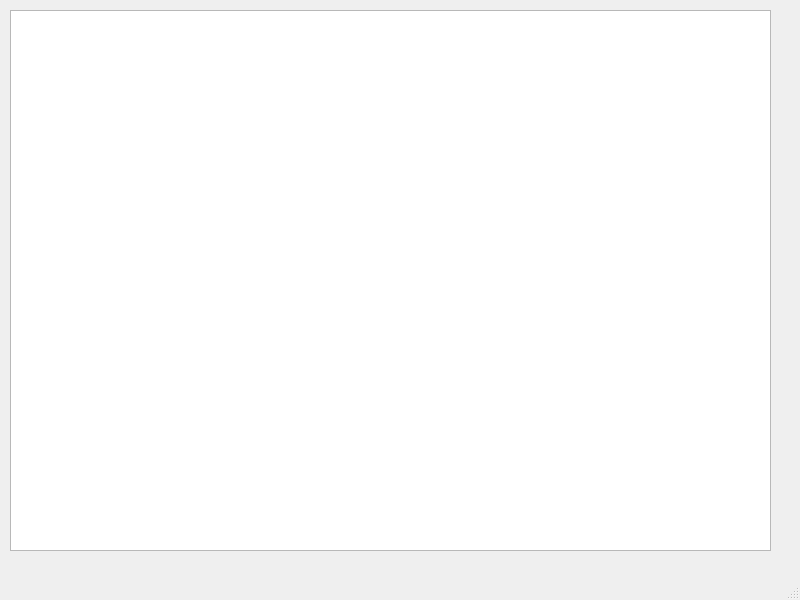
This is elevator.ui in MaksS7/Elevator as Qt 5 draws it before an edit. The edited form follows.
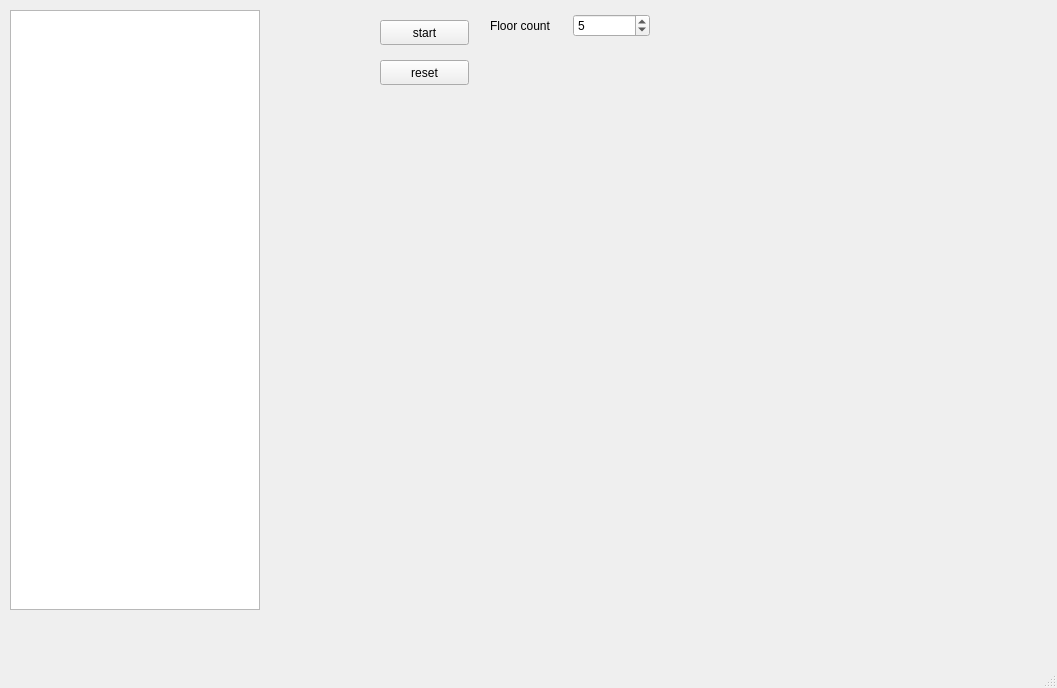
This is the edited form.

What changed in the file:
```diff
--- a/elevator.ui
+++ b/elevator.ui
@@ -6,23 +6,115 @@
    <rect>
     <x>0</x>
     <y>0</y>
-    <width>800</width>
-    <height>600</height>
+    <width>1057</width>
+    <height>688</height>
    </rect>
   </property>
   <property name="windowTitle">
    <string>Elevator</string>
   </property>
   <widget class="QWidget" name="centralwidget">
+   <widget class="QPushButton" name="btnStart">
+    <property name="geometry">
+     <rect>
+      <x>380</x>
+      <y>20</y>
+      <width>89</width>
+      <height>25</height>
+     </rect>
+    </property>
+    <property name="text">
+     <string>start</string>
+    </property>
+   </widget>
+   <widget class="QPushButton" name="btnReset">
+    <property name="geometry">
+     <rect>
+      <x>380</x>
+      <y>60</y>
+      <width>89</width>
+      <height>25</height>
+     </rect>
+    </property>
+    <property name="text">
+     <string>reset</string>
+    </property>
+   </widget>
    <widget class="QGraphicsView" name="graphicsView">
     <property name="geometry">
      <rect>
       <x>10</x>
       <y>10</y>
-      <width>761</width>
-      <height>541</height>
+      <width>250</width>
+      <height>600</height>
      </rect>
     </property>
+    <property name="sizePolicy">
+     <sizepolicy hsizetype="Fixed" vsizetype="Fixed">
+      <horstretch>0</horstretch>
+      <verstretch>0</verstretch>
+     </sizepolicy>
+    </property>
+    <property name="sceneRect">
+     <rectf>
+      <x>0.000000000000000</x>
+      <y>0.000000000000000</y>
+      <width>100.000000000000000</width>
+      <height>100.000000000000000</height>
+     </rectf>
+    </property>
+    <property name="alignment">
+     <set>Qt::AlignLeading|Qt::AlignLeft|Qt::AlignTop</set>
+    </property>
+   </widget>
+   <widget class="QWidget" name="verticalLayoutWidget_2">
+    <property name="geometry">
+     <rect>
+      <x>280</x>
+      <y>100</y>
+      <width>160</width>
+      <height>201</height>
+     </rect>
+    </property>
+    <layout class="QVBoxLayout" name="verticalLayout_2"/>
+   </widget>
+   <widget class="QWidget" name="horizontalLayoutWidget">
+    <property name="geometry">
+     <rect>
+      <x>490</x>
+      <y>10</y>
+      <width>160</width>
+      <height>31</height>
+     </rect>
+    </property>
+    <layout class="QHBoxLayout" name="horizontalLayout">
+     <item>
+      <widget class="QLabel" name="labelFloorCount">
+       <property name="text">
+        <string>Floor count</string>
+       </property>
+      </widget>
+     </item>
+     <item>
+      <widget class="QSpinBox" name="spinBoxFloorCount">
+       <property name="suffix">
+        <string/>
+       </property>
+       <property name="prefix">
+        <string/>
+       </property>
+       <property name="minimum">
+        <number>0</number>
+       </property>
+       <property name="maximum">
+        <number>10</number>
+       </property>
+       <property name="value">
+        <number>5</number>
+       </property>
+      </widget>
+     </item>
+    </layout>
    </widget>
   </widget>
   <widget class="QMenuBar" name="menubar">
```
Left out of the diff: 2 changed lines with no effect on the pictures.
